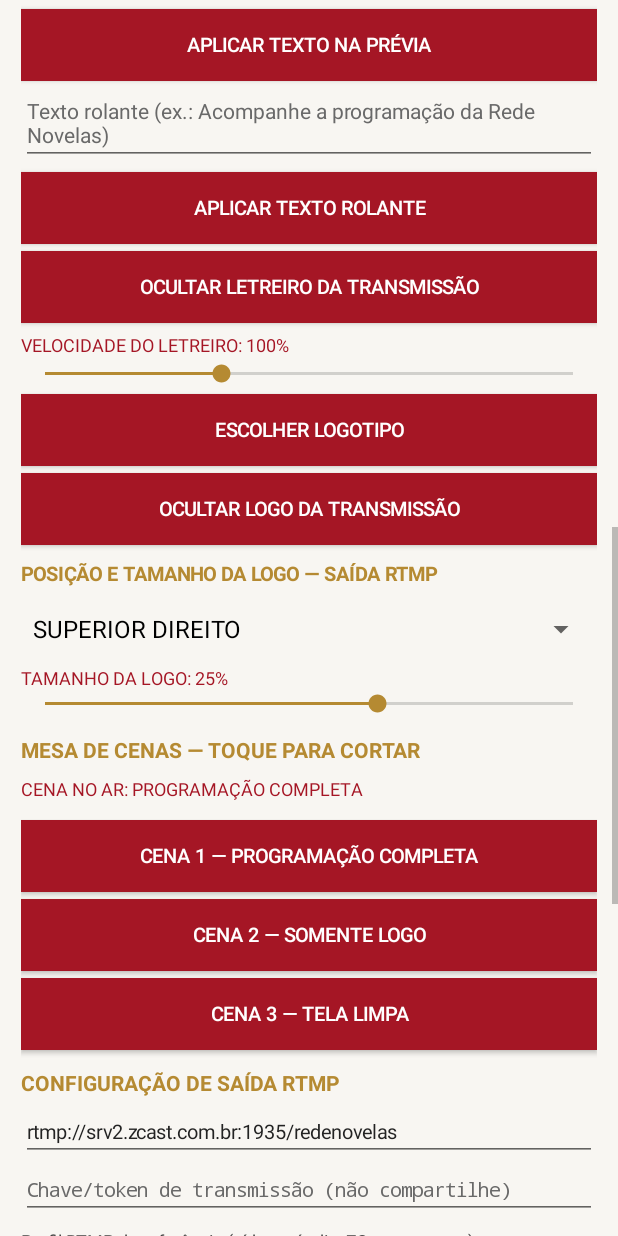
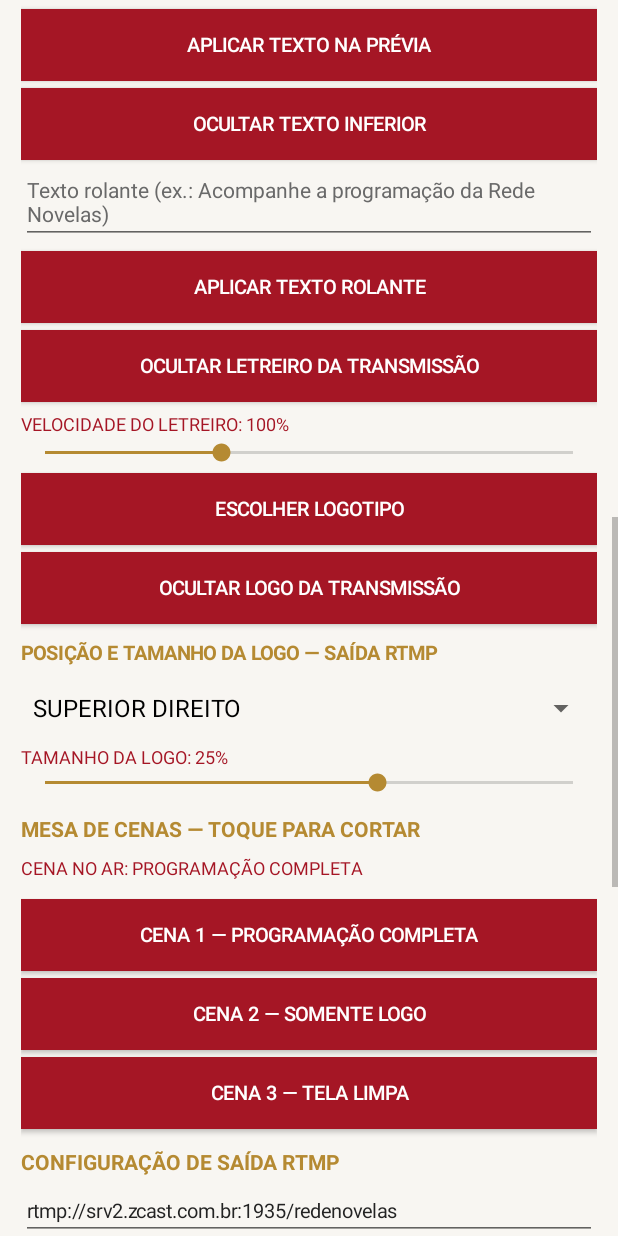
Before and after one commit to anjoslucas1994-glitch/OBS-Mobile-RN, an Android app: the screen it shows after launch (MainActivity), scrolled down 1153 dp, on a phone screen of 412 x 824 dp. Run offline under Robolectric (Android 15) with nearby library versions, the phone set to English and light mode, and no system bars; pictures from the network do not load.

Commit message:
Add independent live lower-third visibility control and retain saved text

```diff
--- a/android-source/app/src/main/java/com/rednovelas/obsmobilern/MainActivity.kt
+++ b/android-source/app/src/main/java/com/rednovelas/obsmobilern/MainActivity.kt
@@ -34,6 +34,8 @@ class MainActivity : AppCompatActivity() {
     private var tickerSpeedPercent = 100
     private var tickerVisible = true
     private var logoVisible = true
+    private var lowerThirdVisible = true
+    private lateinit var lowerThirdVisibilityButton: Button
     private lateinit var logoVisibilityButton: Button
     private lateinit var tickerVisibilityButton: Button
     private enum class SceneMode { PROGRAMACAO, SOMENTE_LOGO, TELA_LIMPA }
@@ -444,6 +446,23 @@ class MainActivity : AppCompatActivity() {
         }
         root.addView(overlayButton)
 
+        lowerThirdVisible = graphicPrefs.getBoolean("lower_third_visible", true)
+        lowerThirdVisibilityButton = button(if (lowerThirdVisible)
+            "OCULTAR TEXTO INFERIOR"
+        else "MOSTRAR TEXTO INFERIOR")
+        lowerThirdVisibilityButton.setOnClickListener {
+            lowerThirdVisible = !lowerThirdVisible
+            graphicPrefs.edit().putBoolean("lower_third_visible", lowerThirdVisible).apply()
+            lowerThirdVisibilityButton.text = if (lowerThirdVisible)
+                "OCULTAR TEXTO INFERIOR" else "MOSTRAR TEXTO INFERIOR"
+            applySelectedSceneToPreview()
+            refreshActiveBroadcastGraphics()
+            status.text = if (lowerThirdVisible)
+                "TEXTO INFERIOR: visível na cena de programação."
+            else "TEXTO INFERIOR: oculto, mantendo a mensagem salva."
+        }
+        root.addView(lowerThirdVisibilityButton)
+
         val tickerInput = EditText(this).apply {
             hint = "Texto rolante (ex.: Acompanhe a programação da Rede Novelas)"
             textSize = 14f
@@ -821,7 +840,7 @@ class MainActivity : AppCompatActivity() {
         root.addView(warning)
 
         val footer = TextView(this).apply {
-            text = "VERSÃO 0.35 • LIGAR/DESLIGAR LOGO AO VIVO • REDE NOVELAS"
+            text = "VERSÃO 0.36 • CONTROLE DO TEXTO INFERIOR • REDE NOVELAS"
             textSize = 10f
             setTextColor(Color.GRAY)
             gravity = Gravity.CENTER
@@ -1087,7 +1106,7 @@ class MainActivity : AppCompatActivity() {
         ).apply { setMargins(dp(8), dp(8), dp(8), dp(8)) }
         logoOverlay.visibility = if (logoVisible && selectedScene != SceneMode.TELA_LIMPA &&
             logoOverlay.drawable != null) View.VISIBLE else View.GONE
-        overlayLabel.visibility = if (selectedScene == SceneMode.PROGRAMACAO &&
+        overlayLabel.visibility = if (lowerThirdVisible && selectedScene == SceneMode.PROGRAMACAO &&
             overlayLabel.text.isNotBlank()) View.VISIBLE else View.GONE
         tickerLabel.visibility = if (tickerVisible && selectedScene == SceneMode.PROGRAMACAO &&
             tickerLabel.text.isNotBlank()) View.VISIBLE else View.GONE
@@ -1097,7 +1116,7 @@ class MainActivity : AppCompatActivity() {
         if (!logoVisible || selectedScene == SceneMode.TELA_LIMPA) null else requireLogoBitmap()
 
     private fun currentSceneLowerThird(): String =
-        if (selectedScene == SceneMode.PROGRAMACAO) overlayLabel.text.toString() else ""
+        if (lowerThirdVisible && selectedScene == SceneMode.PROGRAMACAO) overlayLabel.text.toString() else ""
 
     private fun currentSceneTicker(): String =
         if (tickerVisible && selectedScene == SceneMode.PROGRAMACAO) tickerLabel.text.toString() else ""
```
